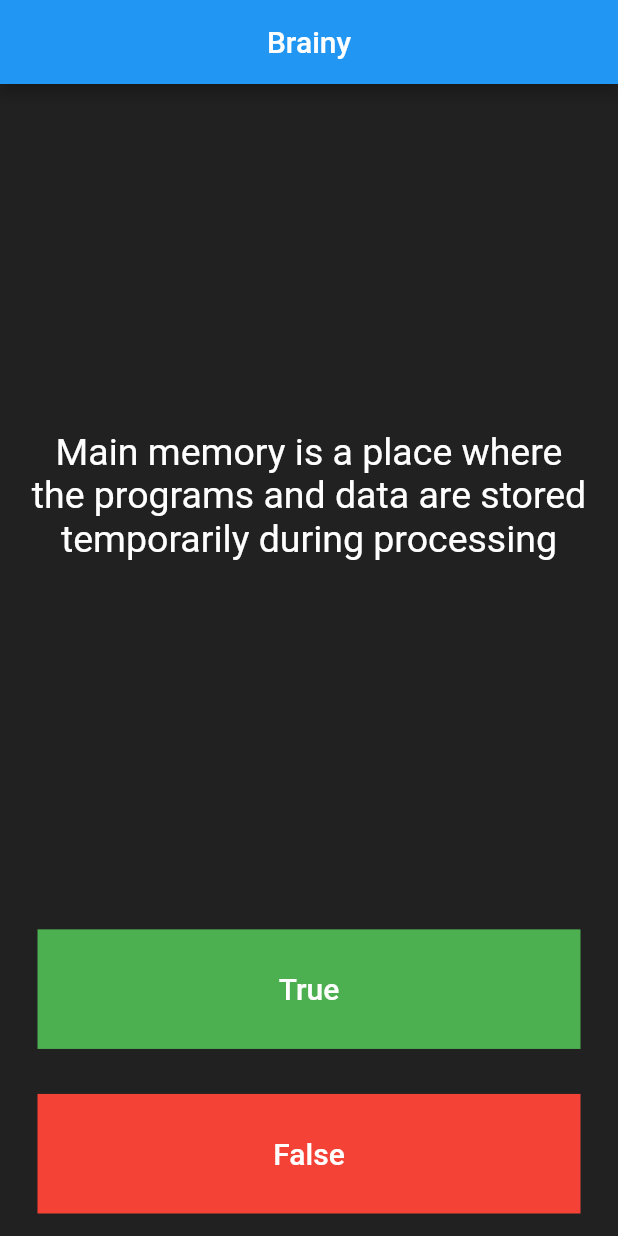
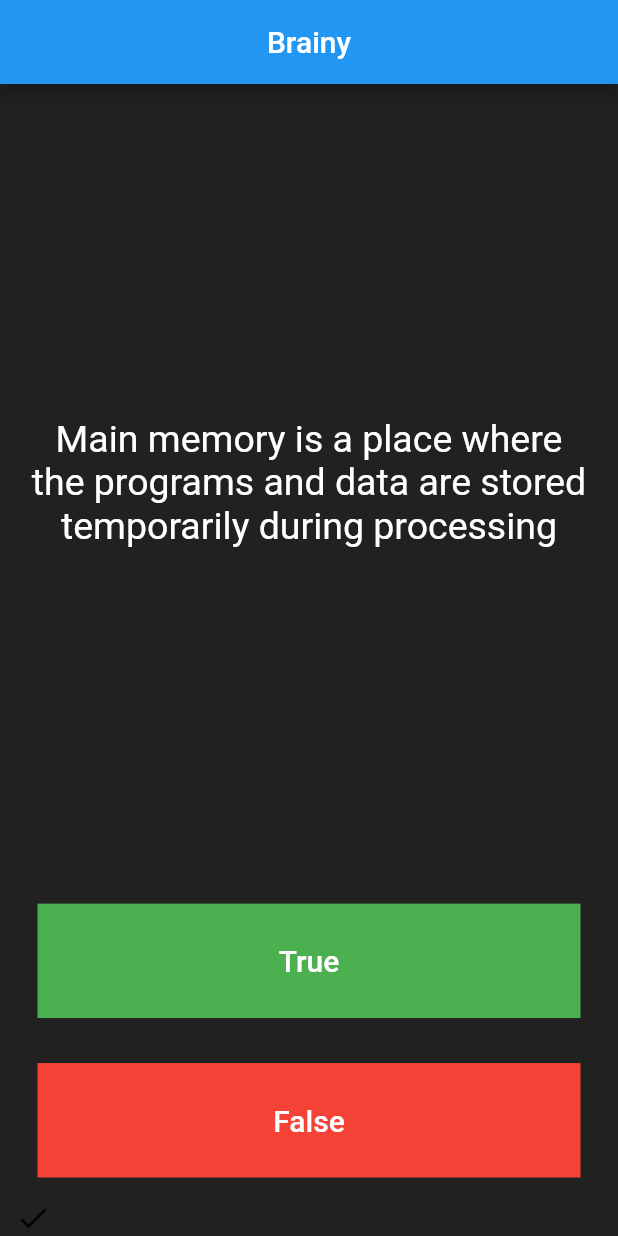
Before and after one commit to RedeemerNtumy/Quiz-app, a Flutter app: the screen it shows after launch, after a tap on "True", on a phone screen of 412 x 824 dp. Run offline on Flutter 3.47's test engine with Material 2 defaults, Android fonts, the phone set to English and light mode, and no system bars.

Commit message:
Added the icons to show whether the user had it right or wrong

```diff
--- a/lib/main.dart
+++ b/lib/main.dart
@@ -39,9 +39,9 @@ class _QuizMainState extends State<QuizMain> {
   void checkAnswer(bool chosenAnswer) {
     bool correctAnswer = quizBrain.getQuestionAns();
     if (chosenAnswer == correctAnswer) {
-      print("User is correct");
+      scoreKeeper.add(Icon(Icons.check));
     } else {
-      print("User got it wrong");
+     scoreKeeper.add(Icon(Icons.close));
     }
     setState(() {
       quizBrain.nextQuestion();
```
